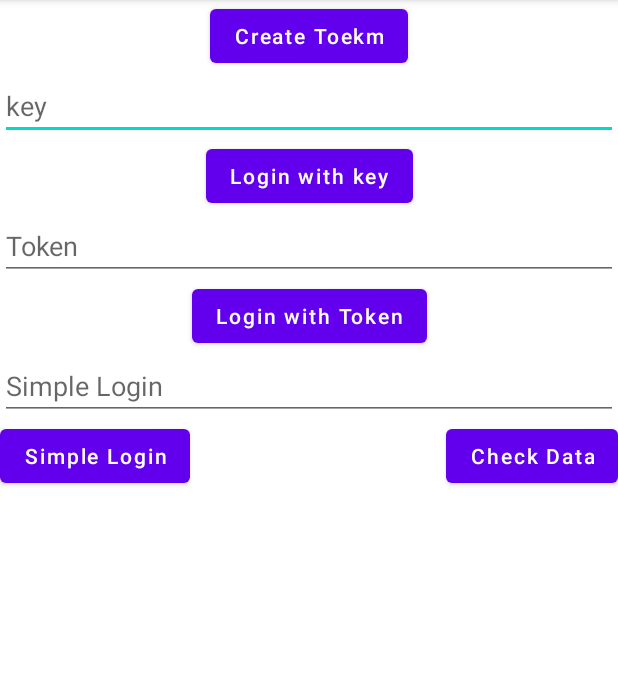
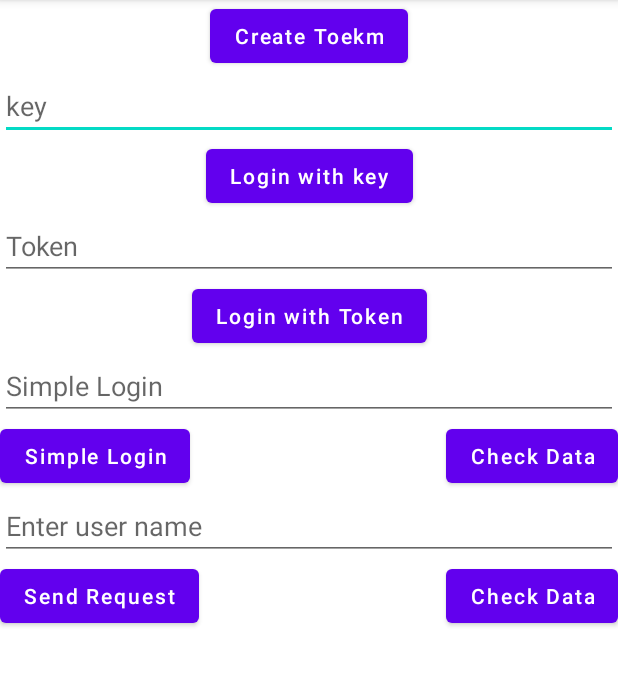
Before and after one commit to Bhagirath987/iuncta-demo, an Android app: the screen it shows after launch (MainActivity), on a phone screen of 412 x 824 dp, the part 84-770 px from its top. Run offline under Robolectric (Android 15) with nearby library versions, the phone set to English and light mode, and no system bars; our stand-ins replace CircleImageView, sdp/ssp sizes; 3 statements that could not run were skipped.

```diff
--- a/app/src/main/res/layout/activity_main.xml
+++ b/app/src/main/res/layout/activity_main.xml
@@ -88,4 +88,33 @@
         app:layout_constraintTop_toBottomOf="@+id/edUserName" />
 
 
+    <EditText
+        android:id="@+id/edRegistration"
+        android:layout_width="match_parent"
+        android:layout_height="wrap_content"
+        android:hint="Enter user name"
+        app:layout_constraintEnd_toEndOf="parent"
+        app:layout_constraintHorizontal_bias="0.0"
+        app:layout_constraintStart_toStartOf="parent"
+        app:layout_constraintTop_toBottomOf="@+id/btnCheckData" />
+
+
+
+    <Button
+        android:id="@+id/btnSendRegistrationRequest"
+        android:layout_width="wrap_content"
+        android:layout_height="wrap_content"
+        android:text="Send Request"
+        android:textAllCaps="false"
+        app:layout_constraintLeft_toLeftOf="parent"
+        app:layout_constraintTop_toBottomOf="@+id/edRegistration" />
+
+    <Button
+        android:id="@+id/btnCheckRegistrationData"
+        android:layout_width="wrap_content"
+        android:layout_height="wrap_content"
+        android:text="Check Data"
+        android:textAllCaps="false"
+        app:layout_constraintRight_toRightOf="parent"
+        app:layout_constraintTop_toBottomOf="@+id/edRegistration" />
 </androidx.constraintlayout.widget.ConstraintLayout>
--- a/iuncta/src/main/java/com/demo/mobile/app/ui/main/callback/LoginWithKeyCallBack.kt
+++ b/iuncta/src/main/java/com/demo/mobile/app/ui/main/callback/LoginWithKeyCallBack.kt
@@ -1,6 +1,9 @@
 package com.demo.mobile.app.ui.main.callback
+
+import com.demo.mobile.app.data.beans.GetRequestData
 
 interface LoginWithKeyCallBack {
     fun onSuccess(msg: String)
     fun onFail(msg: String)
+    fun getData(data: GetRequestData) {}
 }
```
Also changed, not shown: app/src/main/java/com/iuncta/demo/MainActivity.kt (+38 -1 lines), iuncta/src/main/java/com/demo/mobile/app/ui/main/MyService.kt (+33 -2 lines), iuncta/src/main/java/com/demo/mobile/app/ui/main/profile/Iuncta.kt (+50 -12 lines).
